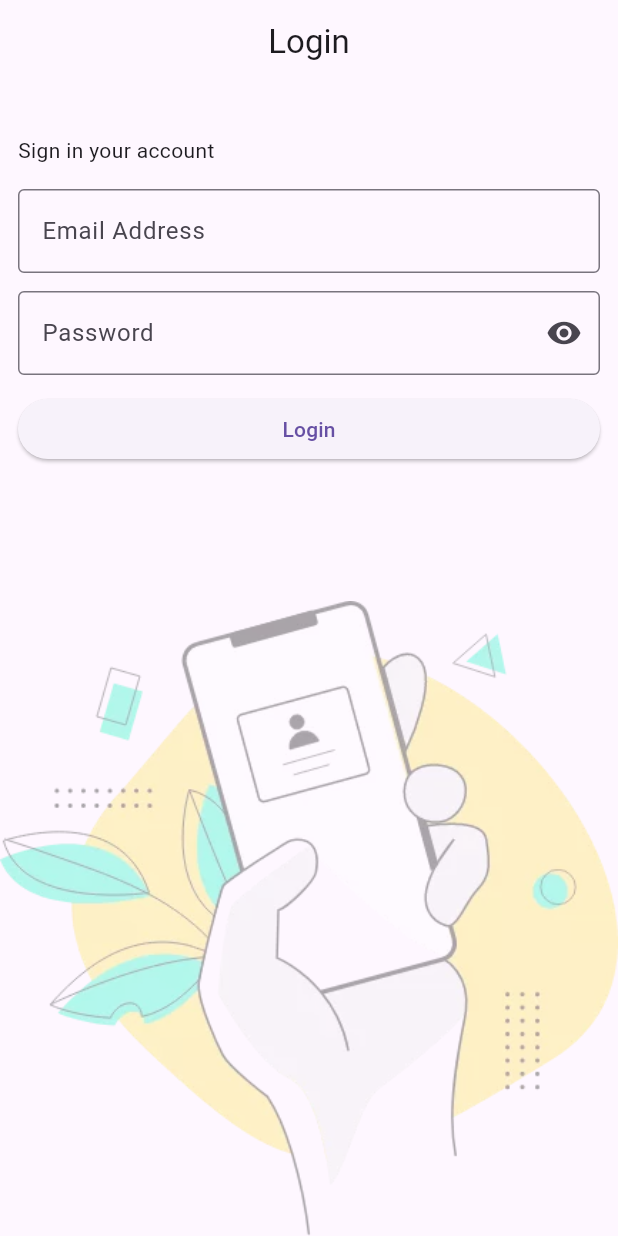
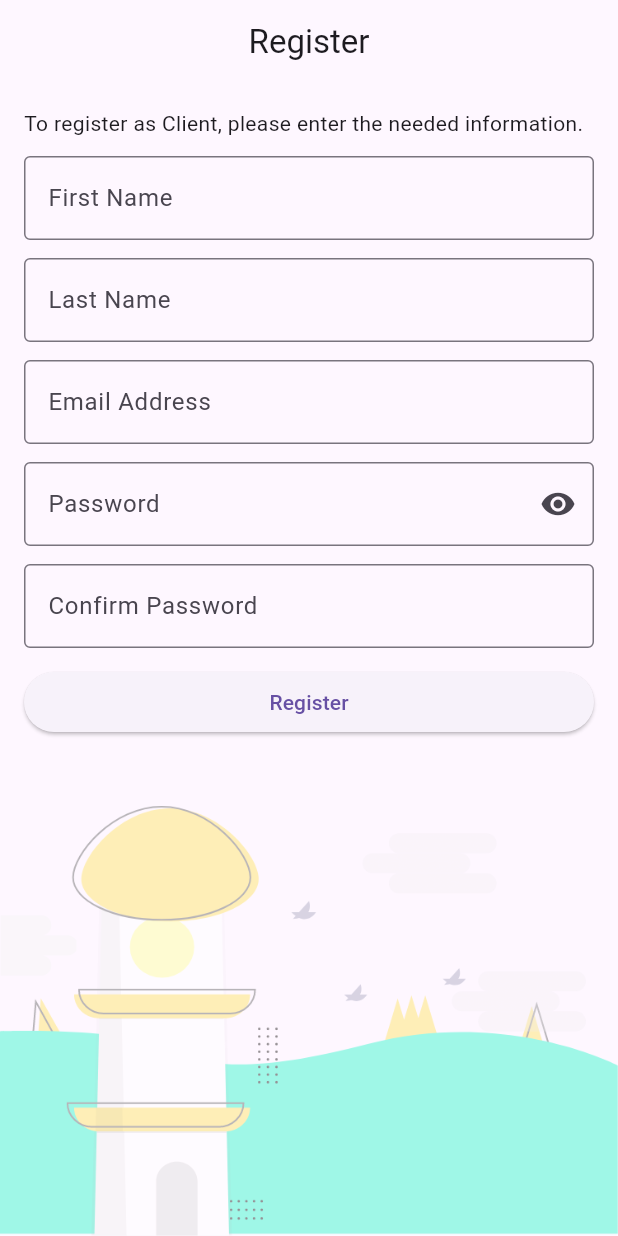
Before and after one commit to arnirie/trace_app_3d_2024, a Flutter app: the screen it shows after launch, on a phone screen of 412 x 824 dp. Run offline on Flutter 3.47's test engine with Material 3 defaults, Android fonts, the light colour scheme and no system bars; our stand-ins replace cloud_firestore, email_validator, firebase_auth, firebase_core, flutter_easyloading, gap and 1 more; accounts and stored records are empty.

Commit message:
Update minSdkVersion and add RegisterClientScreen

```diff
--- a/lib/main.dart
+++ b/lib/main.dart
@@ -1,6 +1,7 @@
 import 'package:firebase_core/firebase_core.dart';
 import 'package:flutter/material.dart';
 import 'package:flutter_easyloading/flutter_easyloading.dart';
+import 'package:trace_app_3d/screens/register_client.dart';
 import 'firebase_options.dart';
 import 'package:trace_app_3d/screens/login.dart';
 
@@ -13,7 +14,7 @@
 }
 
 //TRACING APP
-//1) Register both a) client and b) establishment - Firebase Auth
+//!1) Register both a) client and b) establishment - Firebase Auth
 //!2) Login a) client and b) establishment - Auth
 //3) QR Code generation - qr package
 //4) Scan QR Code - qr package
@@ -26,7 +27,7 @@
   Widget build(BuildContext context) {
     return MaterialApp(
       debugShowCheckedModeBanner: false,
-      home: LoginScreen(),
+      home: RegisterClientScreen(),
       builder: EasyLoading.init(),
     );
   }
--- /dev/null
+++ b/lib/screens/register_client.dart
@@ -0,0 +1,212 @@
+import 'package:cloud_firestore/cloud_firestore.dart';
+import 'package:email_validator/email_validator.dart';
+import 'package:firebase_auth/firebase_auth.dart';
+import 'package:flutter/material.dart';
+import 'package:gap/gap.dart';
+import 'package:quickalert/quickalert.dart';
+
+class RegisterClientScreen extends StatefulWidget {
+  const RegisterClientScreen({super.key});
+
+  @override
+  State<RegisterClientScreen> createState() => _RegisterClientScreenState();
+}
+
+class _RegisterClientScreenState extends State<RegisterClientScreen> {
+  final formKey = GlobalKey<FormState>();
+  final firstName = TextEditingController();
+  final lastName = TextEditingController();
+  final email = TextEditingController();
+  final password = TextEditingController();
+  final confirmPassword = TextEditingController();
+  bool showPassword = true;
+
+  @override
+  Widget build(BuildContext context) {
+    return Scaffold(
+      appBar: AppBar(
+        title: const Text('Register'),
+        centerTitle: true,
+      ),
+      body: Container(
+        height: double.infinity,
+        padding: const EdgeInsets.all(16),
+        decoration: const BoxDecoration(
+          image: DecorationImage(
+            image: AssetImage('assets/images/background.png'),
+            alignment: Alignment.bottomCenter,
+            opacity: 0.5,
+          ),
+        ),
+        child: Form(
+          key: formKey,
+          child: SingleChildScrollView(
+            child: Column(
+              crossAxisAlignment: CrossAxisAlignment.stretch,
+              children: [
+                const Text(
+                    'To register as Client, please enter the needed information.'),
+                const Gap(12),
+                TextFormField(
+                  controller: firstName,
+                  decoration: setTextDecoration('First Name'),
+                  validator: (value) {
+                    if (value == null || value.isEmpty) {
+                      return 'Required.';
+                    }
+                  },
+                ),
+                const Gap(12),
+                TextFormField(
+                  controller: lastName,
+                  decoration: setTextDecoration('Last Name'),
+                  validator: (value) {
+                    if (value == null || value.isEmpty) {
+                      return 'Required';
+                    }
+                  },
+                ),
+                const Gap(12),
+                TextFormField(
+                  controller: email,
+                  decoration: setTextDecoration('Email Address'),
+                  validator: (value) {
+                    if (value == null || value.isEmpty) {
+                      return 'Required.';
+                    }
+                    if (!EmailValidator.validate(value)) {
+                      return 'Invalid email';
+                    }
+                  },
+                ),
+                const Gap(12),
+                TextFormField(
+                  obscureText: showPassword,
+                  controller: password,
+                  decoration: setTextDecoration('Password', isPassword: true),
+                  validator: (value) {
+                    if (value == null || value.isEmpty) {
+                      return 'Required.';
+                    }
+                    // if (value.length < 7) {
+                    //   return 'Password should be more than 6 characters.';
+                    // }
+                  },
+                ),
+                const Gap(12),
+                TextFormField(
+                  obscureText: showPassword,
+                  controller: confirmPassword,
+                  decoration: setTextDecoration('Confirm Password'),
+                  validator: (value) {
+                    if (value == null || value.isEmpty) {
+                      return 'Required.';
+                    }
+                    // if (value.length < 7) {
+                    //   return 'Password should be more than 6 characters.';
+                    // }
+                    if (password.text != value) {
+                      return 'Passwords do not match.';
+                    }
+                  },
+                ),
+                const Gap(12),
+                ElevatedButton(
+                  onPressed: register,
+                  child: const Text('Register'),
+                ),
+              ],
+            ),
+          ),
+        ),
+      ),
+    );
+  }
+
+  InputDecoration setTextDecoration(String name, {bool isPassword = false}) {
+    return InputDecoration(
+      border: const OutlineInputBorder(),
+      label: Text(name),
+      suffixIcon: isPassword
+          ? IconButton(
+              onPressed: toggleShowPassword,
+              icon: Icon(
+                showPassword ? Icons.visibility : Icons.visibility_off,
+              ),
+            )
+          : null,
+    );
+  }
+
+  void register() {
+    //validate
+    if (!formKey.currentState!.validate()) {
+      return;
+    }
+    //confirm to the user
+    QuickAlert.show(
+      context: context,
+      type: QuickAlertType.confirm,
+      // text: 'sample',
+      title: 'Are you sure?',
+      confirmBtnText: 'YES',
+      cancelBtnText: 'No',
+      onConfirmBtnTap: () {
+        //register in firebase auth
+        Navigator.of(context).pop();
+        registerClient();
+      },
+    );
+  }
+
+  void registerClient() async {
+    try {
+      QuickAlert.show(
+        context: context,
+        type: QuickAlertType.loading,
+        title: 'Loading',
+        text: 'Registering your account',
+      );
+      UserCredential userCredential = await FirebaseAuth.instance
+          .createUserWithEmailAndPassword(
+              email: email.text, password: password.text);
+      //firestore add document
+      String user_id = userCredential.user!.uid;
+      await FirebaseFirestore.instance.collection('clients').doc(user_id).set({
+        'firstname': firstName.text,
+        'lastname': lastName.text,
+        'email': email.text,
+      });
+      // .add({
+      //   'firstname': firstName.text,
+      //   'lastname': lastName.text,
+      //   'email': email.text,
+      // });
+      Navigator.of(context).pop();
+    } on FirebaseAuthException catch (ex) {
+      Navigator.of(context).pop();
+      var errorTitle = '';
+      var errorText = '';
+      if (ex.code == 'weak-password') {
+        errorText = 'Please enter a password with more than 6 characters';
+        errorTitle = 'Weak Password';
+      } else if (ex.code == 'email-already-in-use') {
+        errorText = 'Password is already registered';
+        errorTitle = 'Please enter a new email.';
+      }
+
+      QuickAlert.show(
+        context: context,
+        type: QuickAlertType.error,
+        title: errorTitle,
+        text: errorText,
+      );
+    }
+  }
+
+  void toggleShowPassword() {
+    setState(() {
+      showPassword = !showPassword;
+    });
+  }
+}
--- a/pubspec.yaml
+++ b/pubspec.yaml
@@ -37,6 +37,7 @@
     sdk: flutter
   flutter_easyloading: ^3.0.5
   gap: ^3.0.1
+  quickalert: ^1.0.2
 
 dev_dependencies:
   flutter_lints: ^2.0.0
```
Also changed, not shown: lib/screens/register_establishment.dart (added), pubspec.lock, 1 other file.
